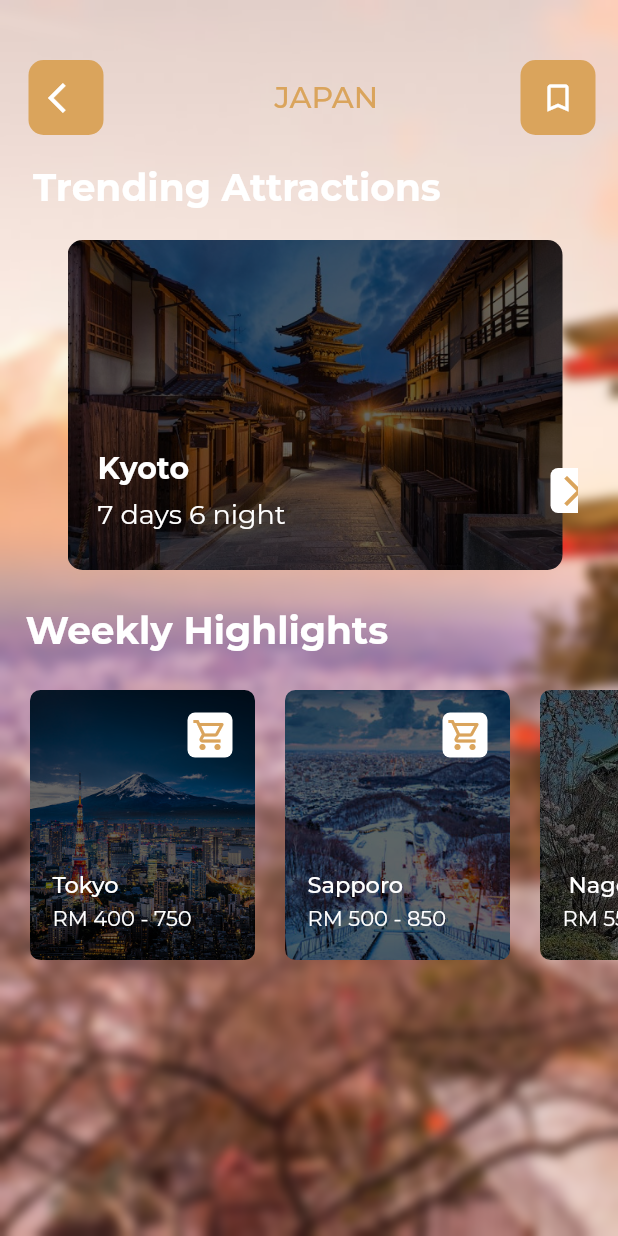
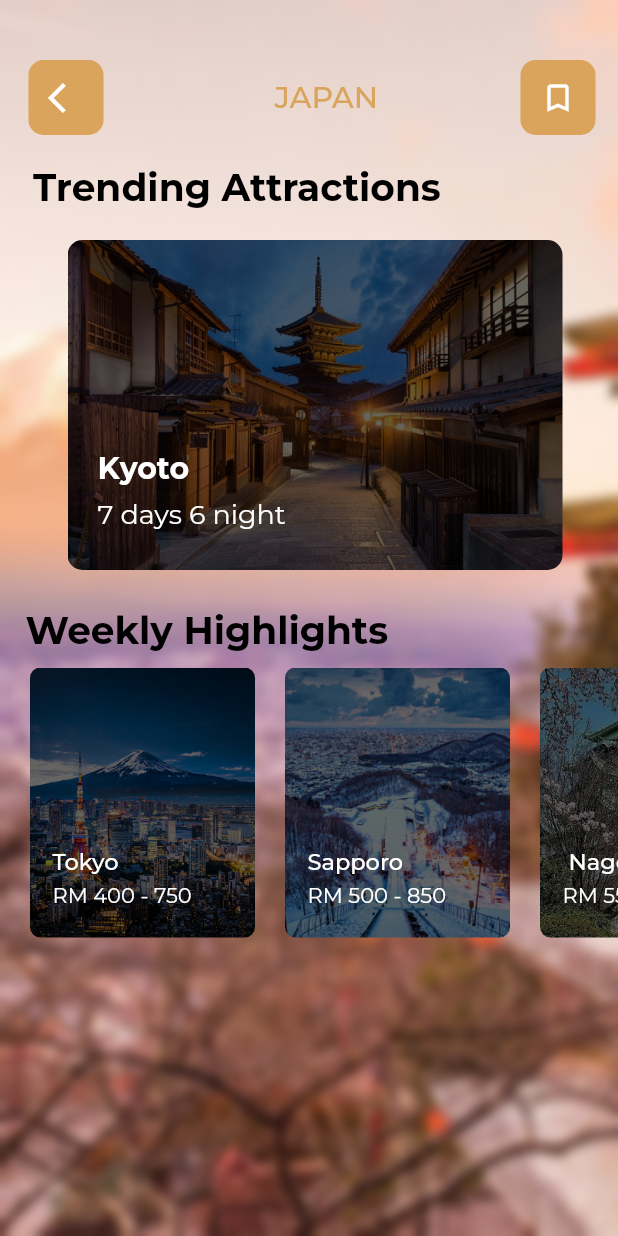
Before and after one commit to shaoming123/tourism_app_new, a Flutter app: the screen it shows once a user with an empty profile is signed in, after a tap on "Explore now", on a phone screen of 412 x 824 dp. Run offline on Flutter 3.47's test engine with Material 2 defaults, Android fonts, the phone set to English and light mode, and no system bars; our stand-ins replace cached_network_image, cloud_firestore, firebase_auth, firebase_core, flutter_svg, font_awesome_flutter and 3 more; missing offline and left inert: razorpay_flutter; accounts and stored records are empty; project files that could hold a hidden picture were left out.

Commit message:
fix detail txt color, btn, height rm home btn,

```diff
--- a/lib/Screens/details_page.dart
+++ b/lib/Screens/details_page.dart
@@ -46,23 +46,6 @@ class _DetailPageState extends State<DetailPage> {
                 ),
               ),
               Positioned(
-                top: 15.0,
-                right: 15.0,
-                child: Container(
-                  height: 30.0,
-                  width: 30.0,
-                  decoration: BoxDecoration(
-                      borderRadius: BorderRadius.circular(5.0),
-                      color: Colors.white),
-                  child: Center(
-                    child: Icon(
-                      Icons.shopping_cart_outlined,
-                      color: Theme.of(context).primaryColor,
-                    ),
-                  ),
-                ),
-              ),
-              Positioned(
                 top: 120.0,
                 left: 15.0,
                 child: Column(
@@ -85,7 +68,7 @@ class _DetailPageState extends State<DetailPage> {
                     ),
                   ],
                 ),
-              )
+              ),
             ],
           ),
         ),
@@ -178,15 +161,11 @@ class _DetailPageState extends State<DetailPage> {
                                 style: GoogleFonts.montserrat(
                                   fontWeight: FontWeight.bold,
                                   fontSize: 25.0,
-                                  textStyle: TextStyle(
-                                    color: Colors.white,
+                                  textStyle: const TextStyle(
+                                    color: Colors.black,
                                   ),
                                 ),
                               ),
-                              // Icon(
-                              //   Icons.more_vert,
-                              //   color: Colors.white,
-                              // ),
                             ],
                           ),
                         ),
@@ -266,20 +245,6 @@ class _DetailPageState extends State<DetailPage> {
                                       Padding(
                                         padding:
                                             const EdgeInsets.only(right: 20.0),
-                                        child: Container(
-                                          height: 30.0,
-                                          width: 30.0,
-                                          decoration: BoxDecoration(
-                                            borderRadius:
-                                                BorderRadius.circular(5.0),
-                                            color: Colors.white,
-                                          ),
-                                          child: Icon(
-                                            Icons.arrow_forward_ios,
-                                            color:
-                                                Theme.of(context).primaryColor,
-                                          ),
-                                        ),
                                       ),
                                     ],
                                   ),
@@ -298,12 +263,11 @@ class _DetailPageState extends State<DetailPage> {
                             fontWeight: FontWeight.bold,
                             fontSize: 25.0,
                             textStyle: TextStyle(
-                              color: Colors.white,
+                              color: Colors.black,
                             ),
                           ),
                         ),
                       ),
-                      SizedBox(height: 15.0),
                       Container(
                         height: 200.0,
                         width: MediaQuery.of(context).size.width,
@@ -323,7 +287,7 @@ class _DetailPageState extends State<DetailPage> {
                                       .priceEnd[index + 1],
                                   (index + 1).toString()),
                         ),
-                      )
+                      ),
                     ],
                   ),
                 ),
--- a/lib/Screens/home.dart
+++ b/lib/Screens/home.dart
@@ -149,17 +149,9 @@ class _HomeState extends State<Home> {
                 child: Row(
                   mainAxisAlignment: MainAxisAlignment.spaceBetween,
                   children: <Widget>[
-                    Container(
+                    const SizedBox(
                       height: 50.0,
                       width: 50.0,
-                      decoration: BoxDecoration(
-                        borderRadius: BorderRadius.circular(10.0),
-                        color: Theme.of(context).primaryColor,
-                      ),
-                      child: Icon(
-                        Icons.filter_list,
-                        color: Colors.white,
-                      ),
                     ),
                     Center(
                       child: Text(
```
Also changed, not shown: pubspec.lock.
